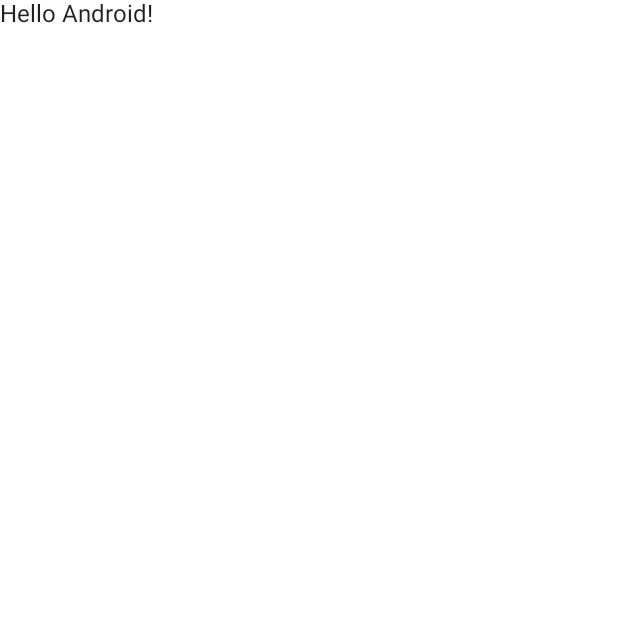
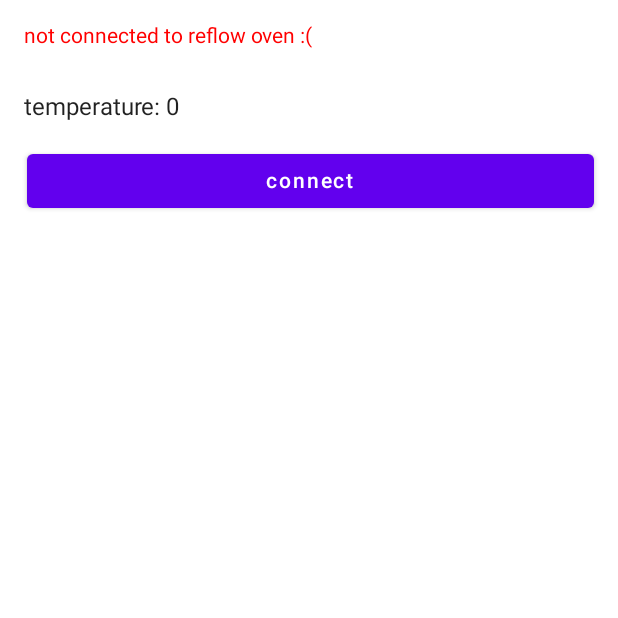
Before and after one commit to asmr-systems/reflow-oven, an Android app built with Jetpack Compose: the screen it shows after launch (MainActivity), on a phone screen of 412 x 824 dp, the top half of it. Before the commit the part shown is almost empty. Run offline under Robolectric (Android 15) with nearby library versions, the phone set to English and light mode, and no system bars.

Commit message:
finish basic layout

```diff
--- a/android/app/build.gradle
+++ b/android/app/build.gradle
@@ -54,6 +54,7 @@
     implementation "androidx.compose.ui:ui:$compose_ui_version"
     implementation "androidx.compose.ui:ui-tooling-preview:$compose_ui_version"
     implementation 'androidx.compose.material:material:1.1.1'
+    implementation "androidx.lifecycle:lifecycle-viewmodel-compose:2.5.1"
     testImplementation 'junit:junit:4.13.2'
     androidTestImplementation 'androidx.test.ext:junit:1.1.4'
     androidTestImplementation 'androidx.test.espresso:espresso-core:3.5.0'
--- a/android/app/src/main/java/com/example/reflowcontroller/MainActivity.kt
+++ b/android/app/src/main/java/com/example/reflowcontroller/MainActivity.kt
@@ -1,20 +1,42 @@
 package com.example.reflowcontroller
 
+import android.bluetooth.BluetoothAdapter
+import android.bluetooth.BluetoothManager
+import android.content.Intent
+import android.os.Build
 import android.os.Bundle
 import androidx.activity.ComponentActivity
 import androidx.activity.compose.setContent
+import androidx.annotation.RequiresApi
 import androidx.compose.foundation.layout.fillMaxSize
+import androidx.compose.foundation.layout.padding
 import androidx.compose.material.MaterialTheme
 import androidx.compose.material.Surface
 import androidx.compose.material.Text
 import androidx.compose.runtime.Composable
 import androidx.compose.ui.Modifier
+import androidx.compose.ui.unit.dp
+import androidx.compose.ui.graphics.Color
 import androidx.compose.ui.tooling.preview.Preview
 import com.example.reflowcontroller.ui.theme.ReflowControllerTheme
+import com.example.reflowcontroller.ReflowController
 
 class MainActivity : ComponentActivity() {
+    @RequiresApi(Build.VERSION_CODES.M)
     override fun onCreate(savedInstanceState: Bundle?) {
         super.onCreate(savedInstanceState)
+
+        val bluetoothManager: BluetoothManager = getSystemService(BluetoothManager::class.java)
+        val bluetoothAdapter: BluetoothAdapter? = bluetoothManager.getAdapter()
+        if (bluetoothAdapter == null) {
+            // Device doesn't support Bluetooth
+        }
+
+        // see https://developer.android.com/guide/topics/connectivity/bluetooth/setup
+/*        if (bluetoothAdapter?.isEnabled == false) {
+            val enableBtIntent = Intent(BluetoothAdapter.ACTION_REQUEST_ENABLE)
+            startActivityForResult(enableBtIntent, REQUEST_ENABLE_BT)
+        }*/
         setContent {
             ReflowControllerTheme {
                 // A surface container using the 'background' color from the theme
@@ -22,22 +44,9 @@
                     modifier = Modifier.fillMaxSize(),
                     color = MaterialTheme.colors.background
                 ) {
-                    Greeting("Android")
+                    ReflowController()
                 }
             }
         }
     }
 }
-
-@Composable
-fun Greeting(name: String) {
-    Text(text = "Hello $name!")
-}
-
-@Preview(showBackground = true)
-@Composable
-fun DefaultPreview() {
-    ReflowControllerTheme {
-        Greeting("Android")
-    }
-}
--- /dev/null
+++ b/android/app/src/main/java/com/example/reflowcontroller/ReflowController.kt
@@ -0,0 +1,112 @@
+package com.example.reflowcontroller
+
+import androidx.compose.foundation.layout.*
+import androidx.compose.material.Button
+import androidx.compose.material.Text
+import androidx.compose.runtime.Composable
+import androidx.compose.runtime.collectAsState
+import androidx.compose.runtime.getValue
+import androidx.compose.ui.Modifier
+import androidx.compose.ui.graphics.Color
+import androidx.compose.ui.res.stringResource
+import androidx.compose.ui.tooling.preview.Preview
+import androidx.compose.ui.unit.dp
+import androidx.compose.ui.unit.sp
+import androidx.lifecycle.viewmodel.compose.viewModel
+import com.example.reflowcontroller.ReflowViewModel
+import com.example.reflowcontroller.ui.theme.ReflowControllerTheme
+
+@Composable
+fun ReflowController(
+    modifier: Modifier = Modifier,
+    reflowViewModel: ReflowViewModel = viewModel()
+) {
+    val reflowUiState: ReflowUiState by reflowViewModel.uiState.collectAsState()
+
+    Column(
+        modifier = modifier
+            .padding(16.dp)
+    ) {
+        ConnectionStatus(
+            connected = reflowUiState.connected
+        )
+        ReflowLayout(
+            connected = reflowUiState.connected,
+            temperature = reflowUiState.temperature,
+            isRunning = reflowUiState.isRunning,
+            reflowViewModel = reflowViewModel,
+        )
+    }
+}
+
+@Composable
+fun ReflowLayout(
+    connected: Boolean,
+    temperature: Int,
+    isRunning: Boolean,
+    reflowViewModel: ReflowViewModel,
+    modifier: Modifier = Modifier
+) {
+    Column(
+        modifier = modifier
+            .fillMaxWidth()
+            .padding(vertical = 30.dp),
+    ) {
+        Text(text = "temperature: $temperature")
+        Row(
+            modifier = modifier
+                .fillMaxWidth()
+                .padding(top = 16.dp),
+            horizontalArrangement = Arrangement.SpaceAround,
+        ) {
+            Button(
+                modifier = modifier
+                    .fillMaxWidth()
+                    .weight(1f)
+                    .padding(start = 2.dp),
+                onClick = {
+                    if (connected) {
+                        if (isRunning) {
+                            reflowViewModel.stopReflow()
+                        } else {
+                            reflowViewModel.startReflow()
+                        }
+                    } else {
+                        reflowViewModel.connect()
+                    }
+                }
+            ) {
+                Text(if(!connected) {"connect"} else {if (isRunning) {"stop"} else {"start"}})
+            }
+        }
+    }
+}
+
+@Composable
+fun ConnectionStatus(
+    connected: Boolean,
+    modifier: Modifier = Modifier
+) {
+    Row(
+        modifier = modifier
+            .fillMaxWidth()
+    ) {
+        Text(
+            text = if (connected) {
+                "connected to reflow oven :)"
+            } else {
+                "not connected to reflow oven :("
+            },
+            fontSize = 14.sp,
+            color = if (connected){Color.Blue} else {Color.Red},
+        )
+    }
+}
+
+@Preview(showBackground = true)
+@Composable
+fun ReflowControllerPreview() {
+    ReflowControllerTheme {
+        ReflowController()
+    }
+}
--- /dev/null
+++ b/android/app/src/main/java/com/example/reflowcontroller/ReflowUiState.kt
@@ -0,0 +1,10 @@
+package com.example.reflowcontroller
+
+/**
+ * Data class that represents the game UI state
+ */
+data class ReflowUiState(
+    val connected: Boolean = false,
+    val temperature: Int = 0,
+    val isRunning: Boolean = false
+)
--- /dev/null
+++ b/android/app/src/main/java/com/example/reflowcontroller/ReflowViewModel.kt
@@ -0,0 +1,36 @@
+package com.example.reflowcontroller
+
+import androidx.compose.runtime.getValue
+import androidx.compose.runtime.mutableStateOf
+import androidx.compose.runtime.setValue
+import androidx.lifecycle.ViewModel
+import kotlinx.coroutines.flow.MutableStateFlow
+import kotlinx.coroutines.flow.StateFlow
+import kotlinx.coroutines.flow.asStateFlow
+import com.example.reflowcontroller.ReflowUiState
+
+/**
+ * ViewModel containing the app data and methods to process the data
+ */
+class ReflowViewModel : ViewModel() {
+
+    // Game UI state
+    private val _uiState = MutableStateFlow(ReflowUiState())
+    val uiState: StateFlow<ReflowUiState> = _uiState.asStateFlow()
+
+    init {
+        connect()
+    }
+
+    fun connect() {
+
+    }
+
+    fun startReflow() {
+
+    }
+
+    fun stopReflow() {
+
+    }
+}
```
Also changed, not shown: android/app/src/main/AndroidManifest.xml (+9 -0 lines).
